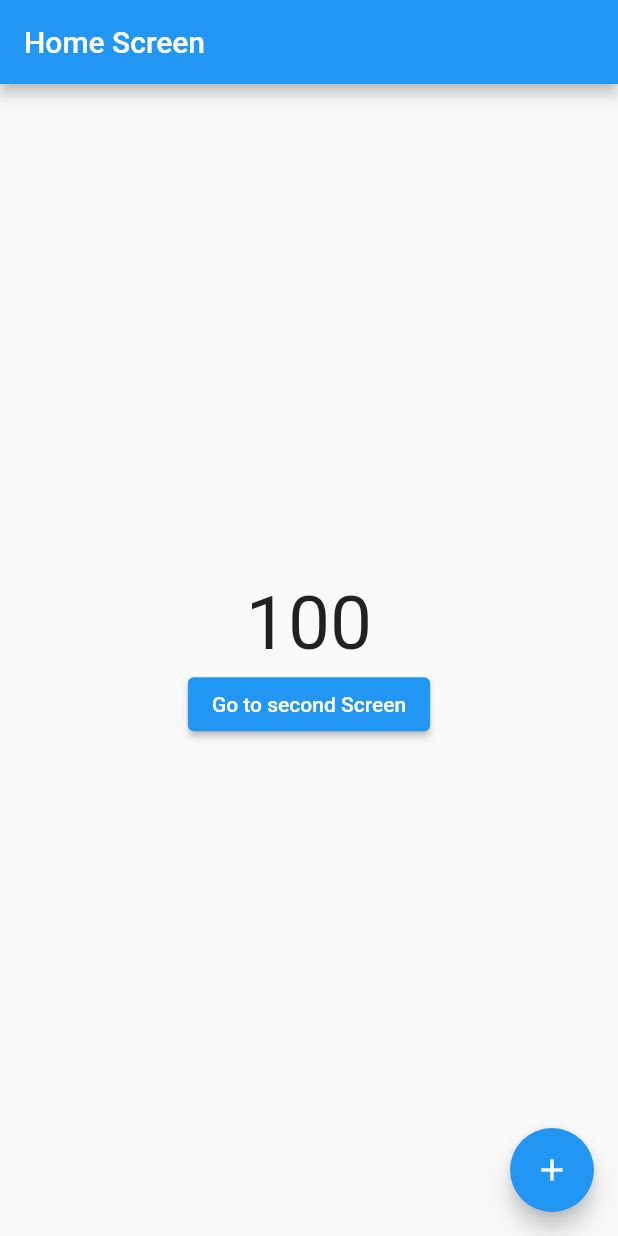
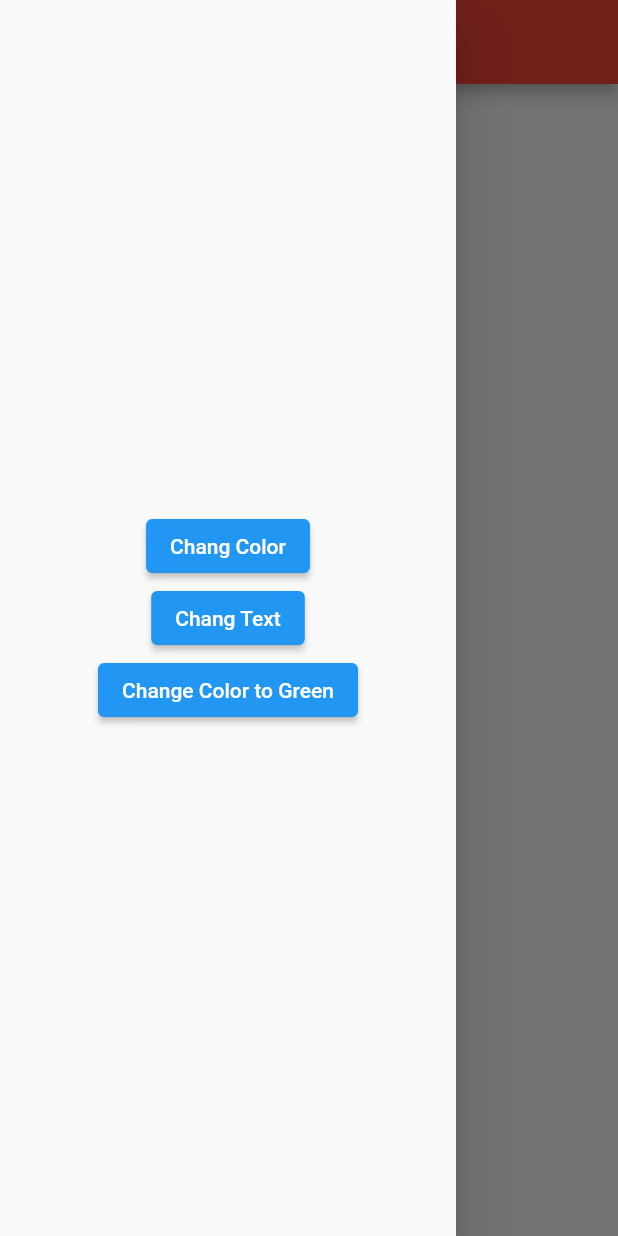
Before and after one commit to LamNamBoDoi/github-flutter, a Flutter app: the screen it shows after launch, with the side drawer open (before the commit the screen has no drawer), on a phone screen of 412 x 824 dp. Run offline on Flutter 3.47's test engine with Material 2 defaults, Android fonts, the light colour scheme and no system bars.

Commit message:
Quản lý State trong Flutter bằng Provider dùng Consumer

```diff
--- a/lib/main.dart
+++ b/lib/main.dart
@@ -3,91 +3,96 @@ import 'package:provider/provider.dart';
 
 void main() {
   runApp(ChangeNotifierProvider(
-    create: (_) => CounterProvider(),
+    create: (_) => MySettings(),
     child: MaterialApp(
-      home: CounterHome(),
+      home: MyApp(),
     ),
   ));
 }
 
-class CounterProvider extends ChangeNotifier {
-  int _counter = 100;
-  int get counter => _counter;
+class MySettings extends ChangeNotifier {
+  String text = 'Done';
+  Color color = Colors.red;
 
-  void add() {
-    _counter++;
+  void changText() {
+    if (text == 'Hello') {
+      text = 'World';
+    } else {
+      text = 'Hello';
+    }
+    notifyListeners();
+  }
+
+  void changColor() {
+    if (color == Colors.red) {
+      color = Colors.blue;
+    } else {
+      color = Colors.red;
+    }
+    notifyListeners();
+  }
+
+  set newColor(Color newColor) {
+    color = newColor;
     notifyListeners();
   }
 }
 
-class CounterHome extends StatelessWidget {
-  const CounterHome({super.key});
+class MyApp extends StatelessWidget {
+  const MyApp({super.key});
 
   @override
   Widget build(BuildContext context) {
+    return Consumer<MySettings>(builder: (context, mySettings, child) {
       return Scaffold(
         appBar: AppBar(
-        title: Text('Home Screen'),
+          title: Text('Provider Demo'),
+          backgroundColor: mySettings.color,
+        ),
+        drawer: Drawer(
+          child: Center(
+            child:
+                Column(mainAxisAlignment: MainAxisAlignment.center, children: [
+              ElevatedButton(
+                  onPressed: () {
+                    mySettings.changColor();
+                    Navigator.pop(context);
+                  },
+                  child: Text('Chang Color')),
+              ElevatedButton(
+                  onPressed: () {
+                    mySettings.changText();
+                    Navigator.pop(context);
+                  },
+                  child: Text('Chang Text')),
+              ElevatedButton(
+                onPressed: () {
+                  mySettings.newColor = Colors.green;
+                  Navigator.pop(context);
+                },
+                child: Text('Change Color to Green'),
+              ),
+            ]),
+          ),
         ),
         body: Center(
-        child: Column(
+            child: Row(
           mainAxisAlignment: MainAxisAlignment.center,
           children: [
-            Text(
-              context.watch<CounterProvider>().counter.toString(),
-              style: TextStyle(fontSize: 50),
-            ),
             ElevatedButton(
               onPressed: () {
-                  Navigator.push(context,
-                      MaterialPageRoute(builder: (_) => SecondScreen()));
+                mySettings.changText();
+                mySettings.changColor();
               },
-                child: Text('Go to second Screen'))
-          ],
+              child: Text('Change Text'),
+              style: ElevatedButton.styleFrom(
+                primary: mySettings.color,
               ),
             ),
-      floatingActionButton: FloatingActionButton(
-        onPressed: () {
-          context.read<CounterProvider>().add();
-        },
-        child: Icon(Icons.add),
-      ),
+            Text('${mySettings.text}')
+          ],
+        )),
       );
+    });
   }
 }
-
-class SecondScreen extends StatelessWidget {
-  const SecondScreen({super.key});
-
-  @override
-  Widget build(BuildContext context) {
-    return Scaffold(
-      appBar: AppBar(
-        title: Text('Second Screen'),
-        backgroundColor: Colors.red,
-      ),
-      body: Center(
-        child: Column(
-          mainAxisAlignment: MainAxisAlignment.center,
-          children: [
-            Text(
-              context.watch<CounterProvider>().counter.toString(),
-              style: TextStyle(fontSize: 50),
-            ),
-            ElevatedButton(
-                onPressed: () {
-                  Navigator.pop(context);
-                },
-                child: Text('Go to Home Screen'))
-          ],
-        ),
-      ),
-      floatingActionButton: FloatingActionButton(
-        onPressed: () {
-          context.read<CounterProvider>().add();
-        },
-        child: Icon(Icons.add),
-      ),
-    );
-  }
-}
```
Lines whose indentation alone changed are shown as unchanged.
